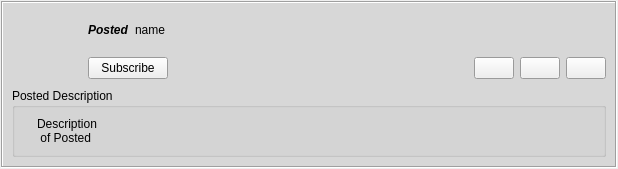
Old version of the form retroshare-gui/src/gui/feeds/PostedGroupItem.ui in the repository RetroShare/RetroShare.
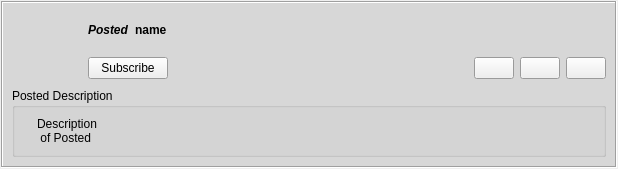
New version of the form. Icons and pictures are not drawn.

Diff of the .ui file:
```diff
--- a/retroshare-gui/src/gui/feeds/PostedGroupItem.ui
+++ b/retroshare-gui/src/gui/feeds/PostedGroupItem.ui
@@ -153,6 +153,12 @@
           </item>
           <item>
            <widget class="QLabel" name="nameLabel">
+            <property name="font">
+             <font>
+              <weight>75</weight>
+              <bold>true</bold>
+             </font>
+            </property>
             <property name="text">
              <string notr="true">name</string>
             </property>
```
Left out of the diff: 13 changed lines with no effect on the pictures.
